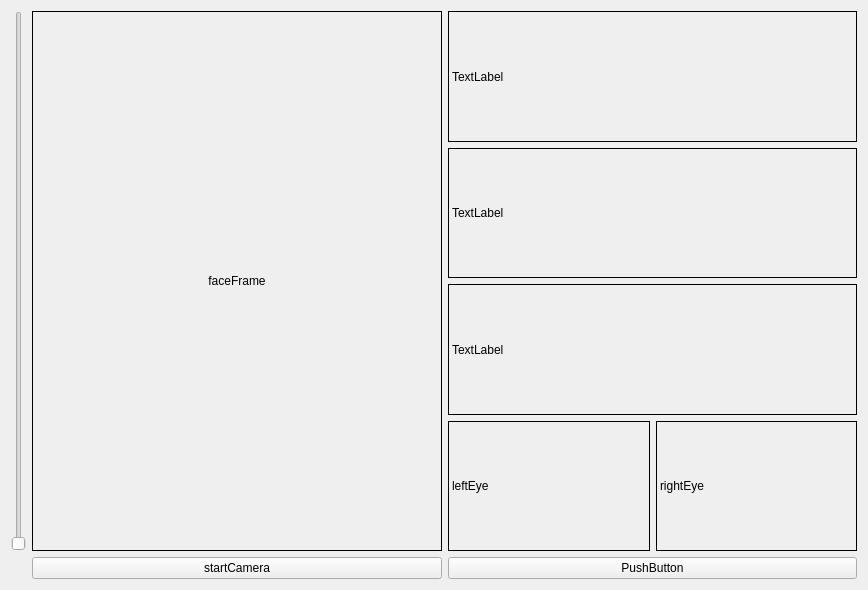
This is gui/assets/Eyes-Track.ui in LLanjiao/Eyes-Track as Qt 5 draws it before an edit. The edited form follows.
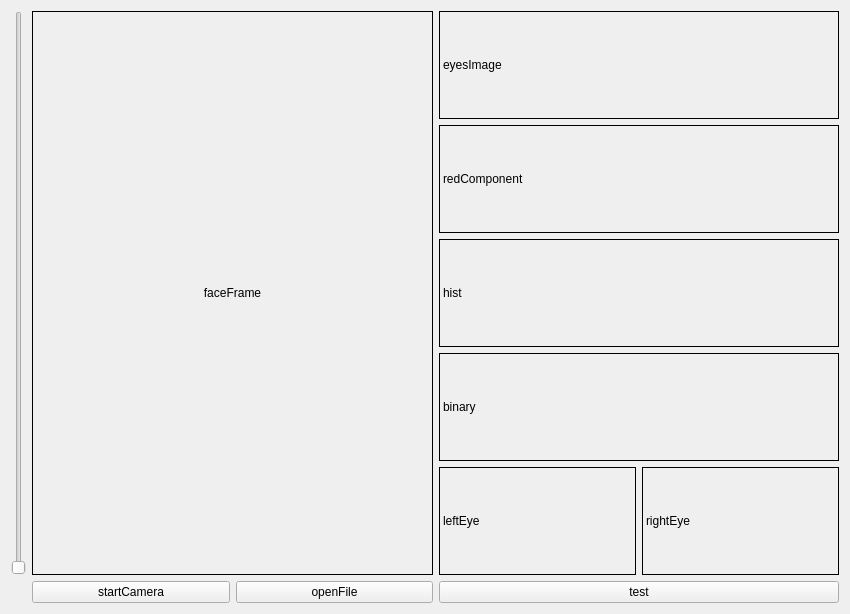
This is the edited form.

```diff
--- a/gui/assets/Eyes-Track.ui
+++ b/gui/assets/Eyes-Track.ui
@@ -6,30 +6,16 @@
    <rect>
     <x>0</x>
     <y>0</y>
-    <width>868</width>
-    <height>590</height>
+    <width>850</width>
+    <height>614</height>
    </rect>
   </property>
   <property name="windowTitle">
    <string>Form</string>
   </property>
   <layout class="QGridLayout" name="gridLayout_2">
-   <item row="0" column="1">
+   <item row="1" column="1">
     <layout class="QGridLayout" name="gridLayout">
-     <item row="1" column="3">
-      <widget class="QPushButton" name="pushButton_2">
-       <property name="text">
-        <string>PushButton</string>
-       </property>
-      </widget>
-     </item>
-     <item row="1" column="2">
-      <widget class="QPushButton" name="startCamera">
-       <property name="text">
-        <string>startCamera</string>
-       </property>
-      </widget>
-     </item>
      <item row="0" column="2">
       <widget class="QLabel" name="faceFrame">
        <property name="mouseTracking">
@@ -54,7 +40,7 @@
           <string notr="true">border: 1px solid black;</string>
          </property>
          <property name="text">
-          <string>TextLabel</string>
+          <string>eyesImage</string>
          </property>
         </widget>
        </item>
@@ -64,7 +50,7 @@
           <string notr="true">border: 1px solid black;</string>
          </property>
          <property name="text">
-          <string>TextLabel</string>
+          <string>redComponent</string>
          </property>
         </widget>
        </item>
@@ -74,7 +60,17 @@
           <string notr="true">border: 1px solid black;</string>
          </property>
          <property name="text">
-          <string>TextLabel</string>
+          <string>hist</string>
+         </property>
+        </widget>
+       </item>
+       <item>
+        <widget class="QLabel" name="binary">
+         <property name="styleSheet">
+          <string notr="true">border: 1px solid black;</string>
+         </property>
+         <property name="text">
+          <string>binary</string>
          </property>
         </widget>
        </item>
@@ -104,13 +100,38 @@
        </item>
       </layout>
      </item>
-     <item row="0" column="1">
+     <item row="1" column="2">
+      <layout class="QHBoxLayout" name="horizontalLayout_3">
+       <item>
+        <widget class="QPushButton" name="startCamera">
+         <property name="text">
+          <string>startCamera</string>
+         </property>
+        </widget>
+       </item>
+       <item>
+        <widget class="QPushButton" name="openFile">
+         <property name="text">
+          <string>openFile</string>
+         </property>
+        </widget>
+       </item>
+      </layout>
+     </item>
+     <item row="0" column="0">
       <widget class="QSlider" name="verticalSlider">
        <property name="orientation">
         <enum>Qt::Vertical</enum>
        </property>
       </widget>
      </item>
+     <item row="1" column="3">
+      <widget class="QPushButton" name="test">
+       <property name="text">
+        <string>test</string>
+       </property>
+      </widget>
+     </item>
     </layout>
    </item>
   </layout>
```
Left out of the diff: 6 changed lines with no effect on the pictures.
